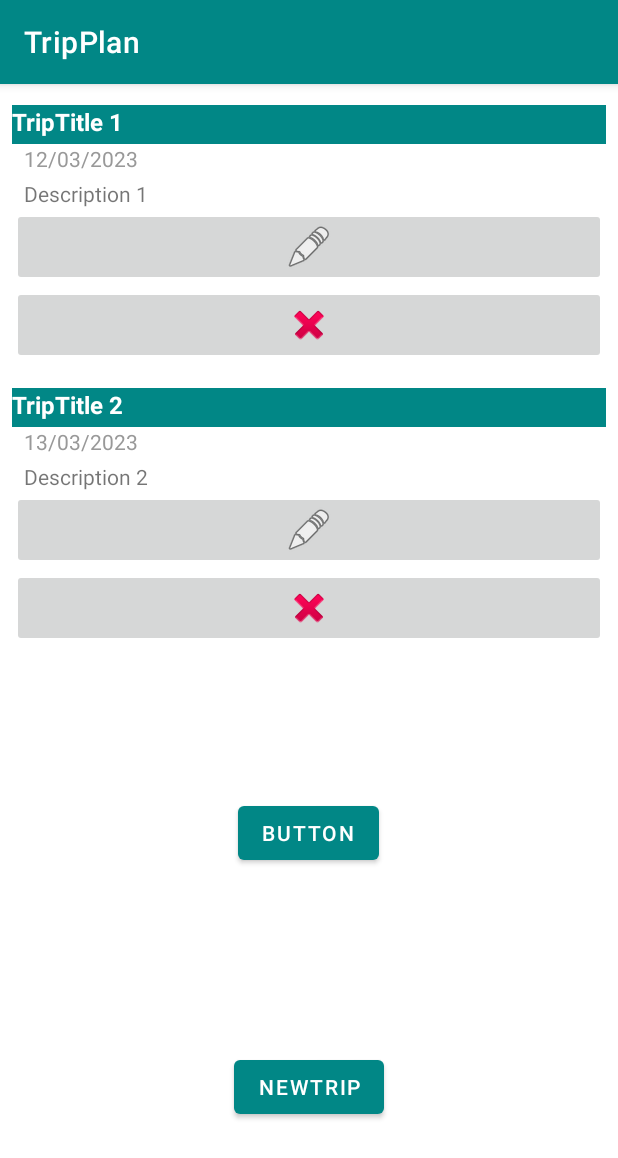
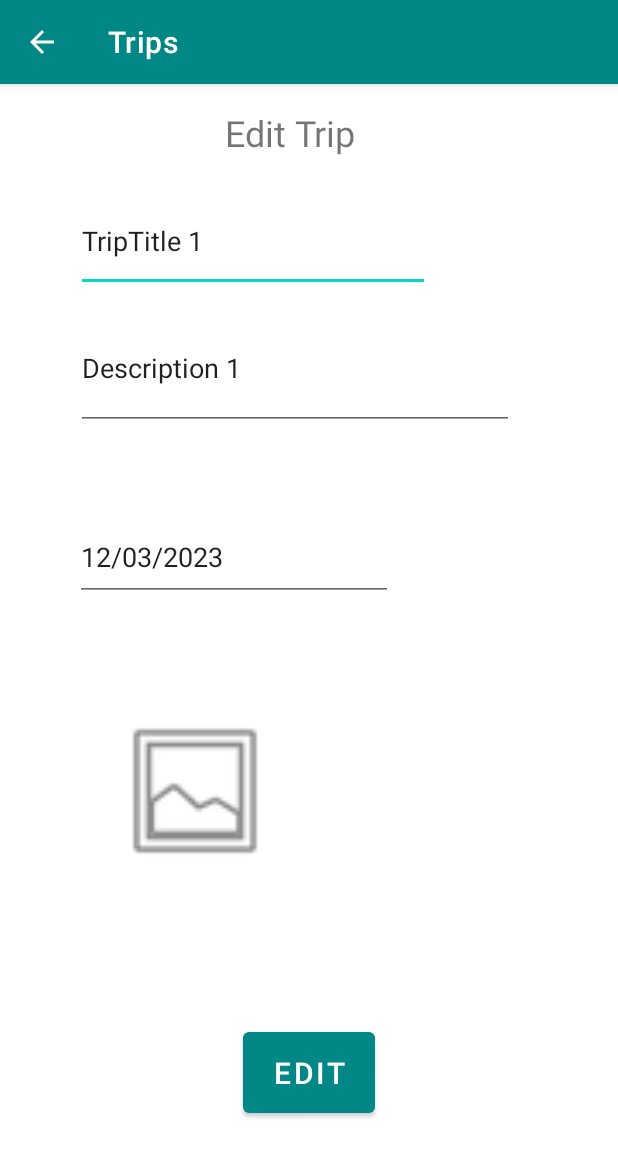
Before and after one commit to eliasdewan/Android-app-TripPlan-Create-photo-log, an Android app: the screen it shows after launch (MainActivity before the commit, newTrip after it), after a tap on "TripTitle 1", on a phone screen of 412 x 824 dp. Shown: the top 1158 px of the screen. Run offline under Robolectric (Android 15) with nearby library versions, the phone set to English and light mode, and no system bars.

Commit message:
Trip edit complete

```diff
--- a/app/src/main/AndroidManifest.xml
+++ b/app/src/main/AndroidManifest.xml
@@ -15,7 +15,7 @@
         tools:targetApi="31">
 
         <activity
-            android:name=".TaskList"
+            android:name=".newTrip"
             android:exported="false"
             android:label="Trips"
             android:parentActivityName=".MainActivity">
--- a/app/src/main/java/com/example/tripplan/MainActivity.java
+++ b/app/src/main/java/com/example/tripplan/MainActivity.java
@@ -16,12 +16,11 @@ import java.util.List;
 
 public class MainActivity extends AppCompatActivity implements TripItemClickListener {
 
-    Button begin;
+    Button create;
     RecyclerView recyclerView;
     List<Trip> tripList;
     TripAdapter tripAdapter;
     private static final int REQUEST_CODE = 1;
-
 
     @Override
     protected void onCreate(Bundle savedInstanceState) {
@@ -33,19 +32,20 @@ public class MainActivity extends AppCompatActivity implements TripItemClickList
         tripList.add(new Trip("TripTitle 1", "Description 1", "12/03/2023"));
         tripList.add(new Trip("TripTitle 2", "Description 2", "13/03/2023"));
 
-        begin = findViewById(R.id.begin);
+        create = findViewById(R.id.begin);
         recyclerView = findViewById(R.id.recycler_view);
         recyclerView.setLayoutManager(new LinearLayoutManager(this));
         tripAdapter = new TripAdapter(tripList, this);
         recyclerView.setAdapter(tripAdapter);
 
 
-        begin.setOnClickListener(new View.OnClickListener() { // suggested to convert to lambda
+        create.setOnClickListener(new View.OnClickListener() { // CREATE NEW
             @Override
             public void onClick(View v) {
-                Intent tripsScreen = new Intent(MainActivity.this, TaskList.class);
+                Intent newTripScreen = new Intent(MainActivity.this, newTrip.class);
+                newTripScreen.putExtra("action", "add");
                 //startActivity(tripsScreen);
-                startActivityForResult(tripsScreen, REQUEST_CODE);
+                startActivityForResult(newTripScreen, REQUEST_CODE);
             }
         });
     }
@@ -54,16 +54,22 @@ public class MainActivity extends AppCompatActivity implements TripItemClickList
     protected void onActivityResult(int requestCode, int resultCode, Intent data) {
         super.onActivityResult(requestCode, resultCode, data);
         if (requestCode == REQUEST_CODE && resultCode == RESULT_OK) {
-            String result = data.getStringExtra("result");
-            Toast.makeText(this, result, Toast.LENGTH_SHORT).show();
-            //tripList.add(new Trip("TripTitle 1", "Description 1", "12/03/2023"));
-            tripList.add(new Trip(data.getStringExtra("title"), data.getStringExtra("description"), data.getStringExtra("date")));
-            Log.w("Listproject", data.getStringExtra("title") + "< none");
-            Log.w("Listproject", data.getStringExtra("description") + "< none");
-            Log.w("Listproject", data.getStringExtra("date") + "< none");
-            tripAdapter.notifyItemInserted(tripList.size() - 1);
+            String image = data.getStringExtra("image"); // Not neede
+            Toast.makeText(this, image, Toast.LENGTH_SHORT).show();
 
 
+            if (data.getStringExtra("action").equals("add")) {
+                tripList.add(new Trip(data.getStringExtra("title"), data.getStringExtra("description"), data.getStringExtra("date")));
+                tripAdapter.notifyItemInserted(tripList.size() - 1);
+            } else if (data.getStringExtra("action").equals("edit")) {
+                Toast.makeText(getApplicationContext(), "EDIT", Toast.LENGTH_SHORT).show();
+                int tripPosition = data.getIntExtra("position", 0);
+                Trip changingTrip = tripList.get(tripPosition);
+                changingTrip.setTitle(data.getStringExtra("title"));
+                changingTrip.setDescription(data.getStringExtra("description"));
+                changingTrip.setReminderDate(data.getStringExtra("date"));
+                tripAdapter.notifyItemChanged(tripPosition);
+            }
         }
     }
 
@@ -77,6 +83,13 @@ public class MainActivity extends AppCompatActivity implements TripItemClickList
     @Override
     public void onMyTripEdited(int position) {
         Log.w("Edit trip", "Trip to edit");
-        // handle
+        Intent editTripScreen = new Intent(MainActivity.this, newTrip.class);
+        editTripScreen.putExtra("action", "edit");
+        editTripScreen.putExtra("position", position);
+        editTripScreen.putExtra("tripTitle", tripList.get(position).getTitle());
+        editTripScreen.putExtra("tripDescription", tripList.get(position).getDescription());
+        editTripScreen.putExtra("tripReminderDate", tripList.get(position).getReminderDate());
+        // editTripScreen.putExtra("tripDescription",tripList.get(position).getDescription());
+        startActivityForResult(editTripScreen, REQUEST_CODE);
     }
 }
--- a/app/src/main/java/com/example/tripplan/TaskList.java
+++ b/app/src/main/java/com/example/tripplan/newTrip.java
@@ -5,16 +5,17 @@ import androidx.appcompat.app.AppCompatActivity;
 import android.content.Intent;
 import android.net.Uri;
 import android.os.Bundle;
+import android.util.Log;
 import android.view.View;
 import android.widget.Button;
 import android.widget.EditText;
 import android.widget.ImageView;
+import android.widget.TextView;
 import android.widget.Toast;
 
 import com.bumptech.glide.Glide;
 
-public class TaskList extends AppCompatActivity {
-
+public class newTrip extends AppCompatActivity {
 
     private EditText tripTitle;
     private EditText tripDescription;
@@ -25,7 +26,6 @@ public class TaskList extends AppCompatActivity {
     private Button addButton;
 
 
-
     @Override
     protected void onCreate(Bundle savedInstanceState) {
         super.onCreate(savedInstanceState);
@@ -33,7 +33,7 @@ public class TaskList extends AppCompatActivity {
         tripTitle = findViewById(R.id.editTextNewTripTitle);
         tripDescription = findViewById(R.id.editTextNewTripDescription);
         tripReminder = findViewById(R.id.editTextNewDate);
-        addButton = findViewById(R.id.addTask);
+        addButton = findViewById(R.id.actionButton);
         imageView = findViewById(R.id.imageView);
         imageView.setOnClickListener(new View.OnClickListener() {
             @Override
@@ -42,29 +42,46 @@ public class TaskList extends AppCompatActivity {
             }
         });
 
+
+        String request = getIntent().getStringExtra("action");
+
+        if (request.equals("edit")){
+            Toast.makeText(getApplicationContext(), "EDIT SCREEN", Toast.LENGTH_SHORT).show();
+            TextView screen = findViewById(R.id.screenTitle);
+            Button actionButton = findViewById(R.id.actionButton);
+            screen.setText("Edit Trip");
+            actionButton.setText("Edit");
+
+            tripTitle.setText(getIntent().getStringExtra("tripTitle"));
+            tripDescription.setText(getIntent().getStringExtra("tripDescription"));
+            tripReminder.setText(getIntent().getStringExtra("tripReminderDate"));
+
+        }
+
         addButton.setOnClickListener(new View.OnClickListener() {
             @Override
             public void onClick(View view) {
                 if (tripTitle.getText().toString().trim().length() > 0) {
-                    String result = "Image uri:" + imageUri;
                     Intent intent = new Intent();
-                    intent.putExtra("result", result);
+                    intent.putExtra("image", "Image uri:" + imageUri);
                     intent.putExtra("title", tripTitle.getText().toString());
                     intent.putExtra("description", tripDescription.getText().toString());
                     intent.putExtra("date", tripReminder.getText().toString());
+                    intent.putExtra("action",getIntent().getStringExtra("action"));
+                    intent.putExtra("position",getIntent().getStringExtra("position"));
+
 
                     setResult(RESULT_OK, intent);
                     finish();
                 }
                 else{
                     Toast.makeText(getApplicationContext(), "You did not enter a Title", Toast.LENGTH_SHORT).show();
+                    Log.w("ACTION",getIntent().getStringExtra("action"));
+                    Log.w("Position", String.valueOf(getIntent().getIntExtra("position",0)));
 
                 }
             }
         });
-
-
-
     }
 
     private void openImagePicker() {
--- a/app/src/main/res/layout/activity_task_list.xml
+++ b/app/src/main/res/layout/activity_task_list.xml
@@ -4,10 +4,10 @@
     xmlns:tools="http://schemas.android.com/tools"
     android:layout_width="match_parent"
     android:layout_height="match_parent"
-    tools:context=".TaskList">
+    tools:context=".newTrip">
 
     <TextView
-        android:id="@+id/newTrip1"
+        android:id="@+id/screenTitle"
         android:layout_width="112dp"
         android:layout_height="35dp"
         android:layout_marginTop="16dp"
@@ -28,7 +28,7 @@
         app:layout_constraintEnd_toEndOf="parent"
         app:layout_constraintHorizontal_bias="0.288"
         app:layout_constraintStart_toStartOf="parent"
-        app:layout_constraintTop_toBottomOf="@+id/newTrip1" />
+        app:layout_constraintTop_toBottomOf="@+id/screenTitle" />
 
     <EditText
         android:id="@+id/editTextNewTripDescription"
@@ -58,7 +58,7 @@
         app:layout_constraintTop_toBottomOf="@+id/editTextNewTripDescription" />
 
     <Button
-        android:id="@+id/addTask"
+        android:id="@+id/actionButton"
         android:layout_width="wrap_content"
         android:layout_height="66dp"
         android:layout_marginBottom="76dp"
```
